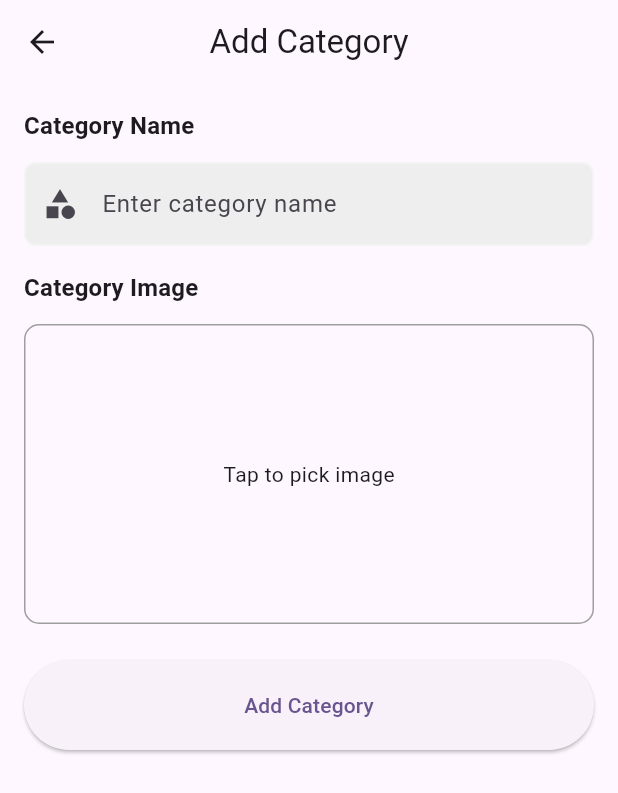
After one commit to malakalbattire/e-commerce, a Flutter app: the AddProductPage screen opened by its route, after a tap on the "add" icon, on a phone screen of 412 x 824 dp. The commit adds this screen. Shown: the top 793 px of the screen. Run offline on Flutter 3.47's test engine with Material 3 defaults, Android fonts, the phone set to English and light mode, and no system bars; our stand-ins replace cached_network_image, cloud_firestore, firebase_auth, firebase_core, firebase_messaging, firebase_storage and 8 more; accounts and stored records are empty; network calls fail.

Commit message:
add category page

```diff
--- a/lib/provider/category_provider.dart
+++ b/lib/provider/category_provider.dart
@@ -1,4 +1,7 @@
+import 'dart:io';
+
 import 'package:e_commerce_app_flutter/utils/app_routes.dart';
+import 'package:firebase_storage/firebase_storage.dart';
 import 'package:flutter/material.dart';
 import 'package:e_commerce_app_flutter/models/category_model.dart';
 import 'package:e_commerce_app_flutter/models/product_item_model/product_item_model.dart';
@@ -42,16 +45,43 @@ class CategoryProvider with ChangeNotifier {
     }
   }
 
-  Future<void> addCategory(CategoryModel category) async {
+  Future<void> addCategory(String name, File? imageFile) async {
     _isLoading = true;
     notifyListeners();
     try {
-      await _categoryServices.addCategory(category);
+      String? imgUrl;
+      if (imageFile != null) {
+        imgUrl = await uploadImage(imageFile);
+      }
+
+      final newCategory = CategoryModel(
+        id: DateTime.now().millisecondsSinceEpoch.toString(),
+        name: name,
+        imgUrl: imgUrl ?? '',
+      );
+
+      await _categoryServices.addCategory(newCategory);
+
       await fetchCategories();
     } catch (e) {
+      print('Error adding category: $e');
     } finally {
       _isLoading = false;
       notifyListeners();
+    }
+  }
+
+  Future<String> uploadImage(File image) async {
+    try {
+      final storageRef = FirebaseStorage.instance.ref().child(
+          'categories/${DateTime.now().millisecondsSinceEpoch.toString()}');
+      final uploadTask = storageRef.putFile(image);
+      final snapshot = await uploadTask.whenComplete(() => {});
+      final downloadUrl = await snapshot.ref.getDownloadURL();
+      return downloadUrl;
+    } catch (e) {
+      print('Error uploading image: $e');
+      return '';
     }
   }
 
--- /dev/null
+++ b/lib/views/pages/add_category_page.dart
@@ -0,0 +1,155 @@
+import 'dart:io';
+import 'package:e_commerce_app_flutter/provider/category_provider.dart';
+import 'package:flutter/material.dart';
+import 'package:image_picker/image_picker.dart';
+import 'package:provider/provider.dart';
+
+class AddCategoryPage extends StatefulWidget {
+  @override
+  _AddCategoryPageState createState() => _AddCategoryPageState();
+}
+
+class _AddCategoryPageState extends State<AddCategoryPage> {
+  final _formKey = GlobalKey<FormState>();
+  String _categoryName = '';
+  File? _imageFile;
+  bool _isSubmitting = false;
+
+  final ImagePicker _picker = ImagePicker();
+
+  Future<void> _pickImage() async {
+    final pickedFile = await _picker.pickImage(source: ImageSource.gallery);
+    if (pickedFile != null) {
+      setState(() {
+        _imageFile = File(pickedFile.path);
+      });
+    }
+  }
+
+  Future<void> _submit() async {
+    if (_formKey.currentState!.validate()) {
+      _formKey.currentState!.save();
+
+      if (_imageFile == null) {
+        ScaffoldMessenger.of(context).showSnackBar(
+          const SnackBar(content: Text('Please select an image')),
+        );
+        return;
+      }
+
+      setState(() {
+        _isSubmitting = true;
+      });
+
+      final categoryProvider =
+          Provider.of<CategoryProvider>(context, listen: false);
+
+      try {
+        await categoryProvider.addCategory(_categoryName, _imageFile);
+        Navigator.pop(context, _categoryName);
+      } catch (e) {
+        ScaffoldMessenger.of(context).showSnackBar(
+          SnackBar(content: Text('Error: ${e.toString()}')),
+        );
+      } finally {
+        setState(() {
+          _isSubmitting = false;
+        });
+      }
+    }
+  }
+
+  Future<String> uploadImage(File image) async {
+    return 'https://example.com/your-uploaded-image-url.jpg';
+  }
+
+  @override
+  Widget build(BuildContext context) {
+    return Scaffold(
+      appBar: AppBar(
+        title: const Text('Add Category'),
+        centerTitle: true,
+      ),
+      body: SingleChildScrollView(
+        child: Padding(
+          padding: const EdgeInsets.all(16.0),
+          child: Form(
+            key: _formKey,
+            child: Column(
+              crossAxisAlignment: CrossAxisAlignment.start,
+              children: [
+                Text(
+                  'Category Name',
+                  style: Theme.of(context)
+                      .textTheme
+                      .titleMedium!
+                      .copyWith(fontWeight: FontWeight.w600),
+                ),
+                SizedBox(height: 12),
+                TextFormField(
+                  decoration: InputDecoration(
+                    hintText: 'Enter category name',
+                    prefixIcon: Icon(Icons.category),
+                  ),
+                  validator: (value) {
+                    if (value == null || value.isEmpty) {
+                      return 'Please enter a category name';
+                    }
+                    return null;
+                  },
+                  onSaved: (value) {
+                    _categoryName = value!;
+                  },
+                ),
+                SizedBox(height: 16),
+                Text(
+                  'Category Image',
+                  style: Theme.of(context)
+                      .textTheme
+                      .titleMedium!
+                      .copyWith(fontWeight: FontWeight.w600),
+                ),
+                SizedBox(height: 12),
+                GestureDetector(
+                  onTap: _pickImage,
+                  child: _imageFile != null
+                      ? Image.file(
+                          _imageFile!,
+                          height: 200,
+                          width: double.infinity,
+                          fit: BoxFit.cover,
+                        )
+                      : Container(
+                          height: 200,
+                          width: double.infinity,
+                          decoration: BoxDecoration(
+                            border: Border.all(color: Colors.grey),
+                            borderRadius: BorderRadius.circular(10),
+                          ),
+                          child: const Center(
+                            child: Text('Tap to pick image'),
+                          ),
+                        ),
+                ),
+                SizedBox(height: 24),
+                SizedBox(
+                  width: double.infinity,
+                  height: 60,
+                  child: ElevatedButton(
+                    onPressed: _isSubmitting ? null : _submit,
+                    child: _isSubmitting
+                        ? CircularProgressIndicator(
+                            valueColor:
+                                AlwaysStoppedAnimation<Color>(Colors.white),
+                          )
+                        : Text('Add Category'),
+                  ),
+                ),
+              ],
+            ),
+          ),
+        ),
+      ),
+    );
+  }
+}
--- a/lib/views/pages/add_product_page.dart
+++ b/lib/views/pages/add_product_page.dart
@@ -1,4 +1,5 @@
 import 'dart:io';
+import 'package:e_commerce_app_flutter/views/pages/add_category_page.dart';
 import 'package:flutter/material.dart';
 import 'package:provider/provider.dart';
 import 'package:e_commerce_app_flutter/models/add_product_model/add_product_model.dart';
@@ -219,9 +220,27 @@ class _AddProductPageState extends State<AddProductPage> {
                       ),
                       const SizedBox(height: 12),
                       DropdownButtonFormField<String>(
-                        decoration: const InputDecoration(
+                        decoration: InputDecoration(
                           hintText: 'Select category',
-                          prefixIcon: Icon(Icons.category),
+                          prefixIcon: const Icon(Icons.category),
+                          suffixIcon: IconButton(
+                            icon: const Icon(Icons.add),
+                            onPressed: () async {
+                              final newCategory = await Navigator.push<String>(
+                                context,
+                                MaterialPageRoute(
+                                  builder: (context) => AddCategoryPage(),
+                                ),
+                              );
+                              if (newCategory != null &&
+                                  newCategory.isNotEmpty) {
+                                setState(() {
+                                  _category = newCategory;
+                                });
+                                categoryProvider.fetchCategories();
+                              }
+                            },
+                          ),
                         ),
                         value: _category.isEmpty ? null : _category,
                         items: categoryProvider.categories.map((category) {
@@ -242,7 +261,6 @@ class _AddProductPageState extends State<AddProductPage> {
                           return null;
                         },
                       ),
-                      const SizedBox(height: 16),
                       const SizedBox(height: 16),
                       Text(
                         'In Stock',
```
Also changed, not shown: lib/services/category_services.dart (+9 -4 lines).
